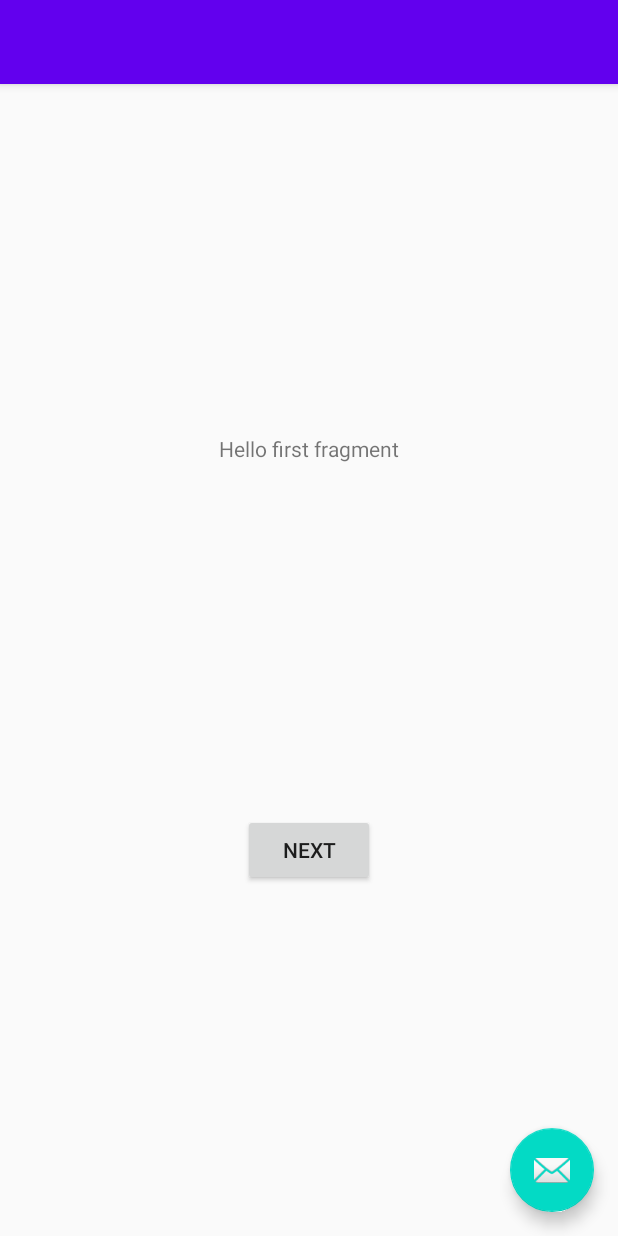
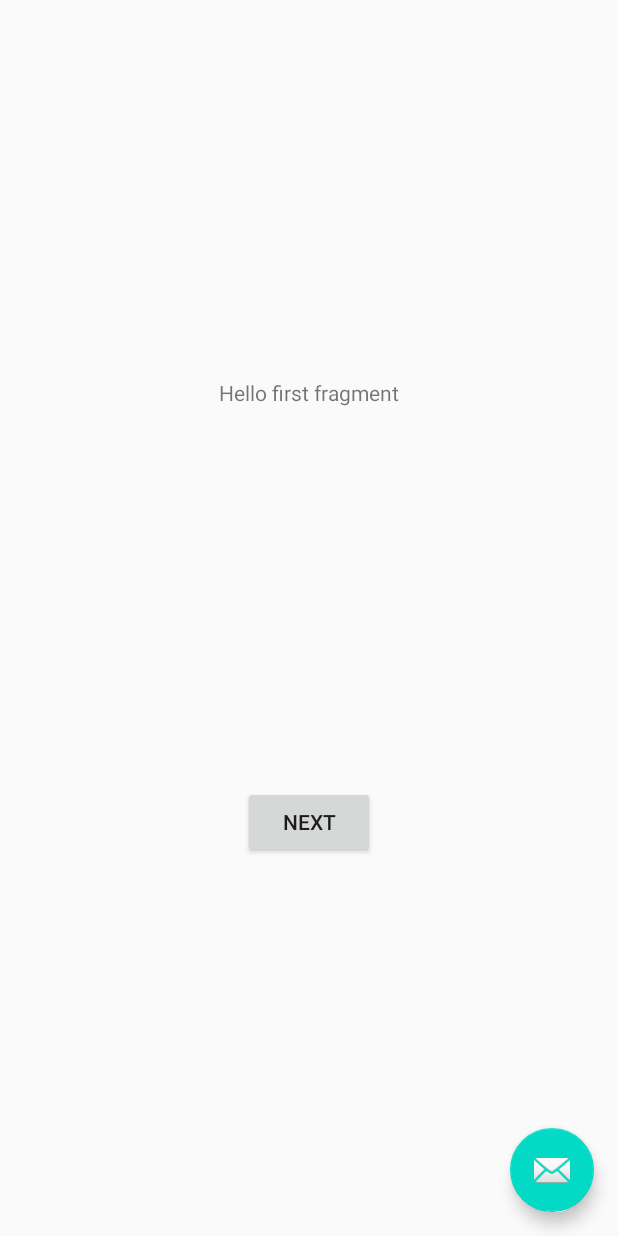
Before and after one commit to leonardo534/app_my_anotations, an Android app: the layout activity_main.xml on its own in the app's theme, with its tools: preview values and no code run, on a phone screen of 412 x 824 dp. Run offline under Robolectric (Android 15) with nearby library versions, the phone set to English and light mode, and no system bars.

Commit message:
Removido objetos que não irão ser utilizados

```diff
--- a/app/src/main/res/layout/activity_main.xml
+++ b/app/src/main/res/layout/activity_main.xml
@@ -9,16 +9,7 @@
     <com.google.android.material.appbar.AppBarLayout
         android:layout_width="match_parent"
         android:layout_height="wrap_content"
-        android:theme="@style/AppTheme.AppBarOverlay">
-
-        <androidx.appcompat.widget.Toolbar
-            android:id="@+id/toolbar"
-            android:layout_width="match_parent"
-            android:layout_height="?attr/actionBarSize"
-            android:background="?attr/colorPrimary"
-            app:popupTheme="@style/AppTheme.PopupOverlay" />
-
-    </com.google.android.material.appbar.AppBarLayout>
+        android:theme="@style/AppTheme.AppBarOverlay"/>
 
     <include layout="@layout/content_main" />
 
```
